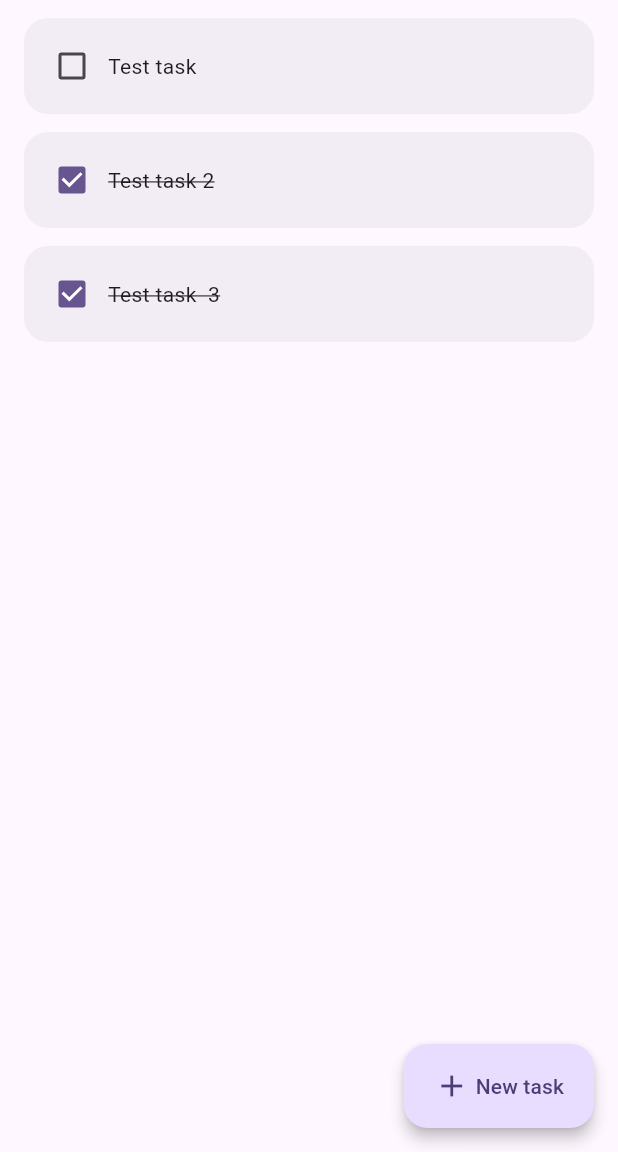
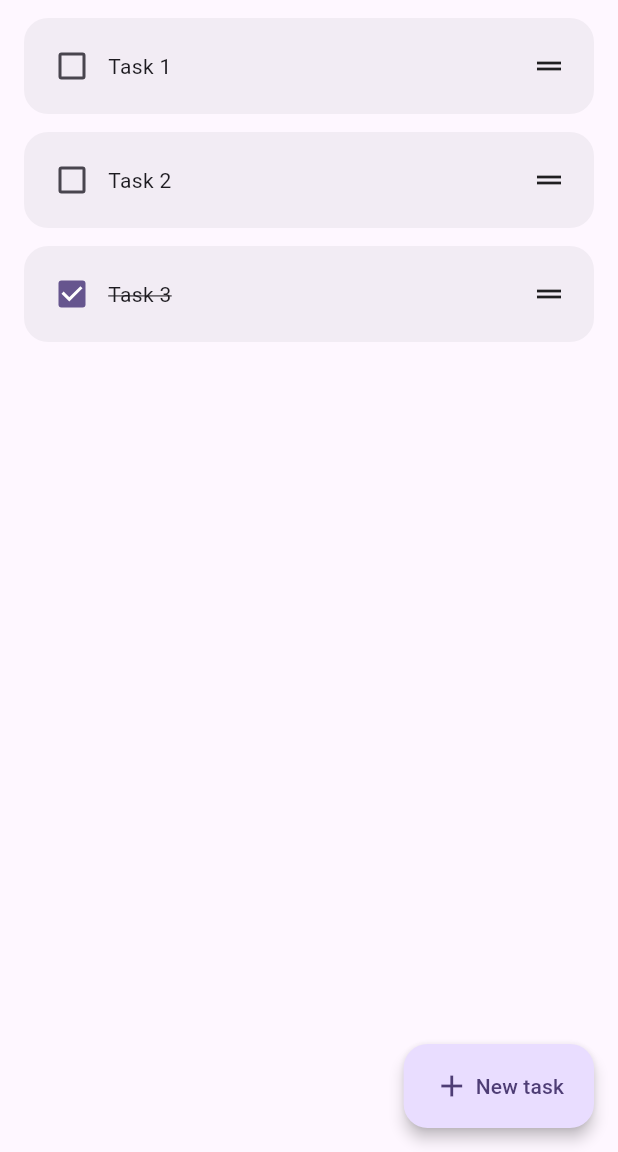
Before and after one commit to Lund2005/simple_todo_app, a Flutter app: the screen it shows after launch, on a phone screen of 412 x 824 dp, the part 84-1236 px from its top. Run offline on Flutter 3.47's test engine with Material 3 defaults, Android fonts, the light colour scheme and no system bars.

Commit message:
Added task removal and manual sorting

```diff
--- a/lib/creation_popup.dart
+++ b/lib/creation_popup.dart
@@ -28,6 +28,7 @@ class _CreationPopupState extends State<CreationPopup> {
         child: Column(
           children: [
             TextField(
+              autofocus: true,
               controller: widget.controller,
               decoration: InputDecoration(hintText: 'The next big thing'),
               onChanged: (value) {
--- a/lib/home_page.dart
+++ b/lib/home_page.dart
@@ -10,17 +10,17 @@ class HomePage extends StatefulWidget {
 }
 
 class _HomePageState extends State<HomePage> {
-  List todos = [
-    ["Test task", false],
-    ["Test task 2", true],
-    ["Test task  3", true],
+  List<Task> todos = [
+    Task(name: 'Task 1'),
+    Task(name: 'Task 2'),
+    Task(name: 'Task 3', done: true),
   ];
   final _controller = TextEditingController();
 
   //checkbox of a task was changed
   void checkBoxChanged(bool? value, int index) {
     setState(() {
-      todos[index][1] = value;
+      todos[index].done = value!;
     });
   }
 
@@ -36,7 +36,7 @@ class _HomePageState extends State<HomePage> {
           },
           onAdd: () {
             setState(() {
-              todos.insert(0, [_controller.text, false]);
+              todos.insert(0, Task(name: _controller.text));
             });
             clearCreationPopup();
           },
@@ -51,12 +51,24 @@ class _HomePageState extends State<HomePage> {
     _controller.clear();
   }
 
+  //reorder task list after user reordered list view tiles
+  void reorderList(oldindex, newindex) {
+    if (oldindex < newindex) {
+      newindex--;
+    }
+    setState(() {
+      var element = todos.removeAt(oldindex);
+      todos.insert(newindex, element);
+    });
+  }
+
   @override
   Widget build(BuildContext context) {
     final ColorScheme scheme = Theme.of(context).colorScheme;
 
     return Scaffold(
       backgroundColor: scheme.surface,
+      //App bar for navigation and information on the top
       appBar: AppBar(
         title: Text(
           'Tasks',
@@ -68,6 +80,7 @@ class _HomePageState extends State<HomePage> {
         ),
         backgroundColor: scheme.primary,
       ),
+      //button for adding new tasks
       floatingActionButton: FloatingActionButton.extended(
         label: Row(
           children: [Icon(Icons.add), SizedBox(width: 4), Text('New task')],
@@ -75,17 +88,62 @@ class _HomePageState extends State<HomePage> {
         onPressed: createTask,
         elevation: 4,
       ),
-      body: ListView.builder(
+      //body with list view of tasks
+      body: ReorderableListView.builder(
+        buildDefaultDragHandles: false,
+        proxyDecorator: (child, index, animation) {
+          return Material(color: Colors.transparent, child: child);
+        },
+        onReorder: reorderList,
         itemCount: todos.length,
         itemBuilder: (context, index) {
-          var cur = todos[index];
-          return TodoListTile(
-            taskName: cur[0],
-            taskCompleted: cur[1],
-            onChanged: (value) => checkBoxChanged(value, index),
+          Task cur = todos[index];
+          return Dismissible(
+            //Dismissable key, needs to be unique
+            key: Key(cur.id),
+            direction: DismissDirection.endToStart,
+            background: Padding(
+              padding: const EdgeInsets.only(left: 16, right: 16, top: 12),
+              child: Container(
+                decoration: BoxDecoration(
+                  color: scheme.errorContainer,
+                  borderRadius: BorderRadius.circular(16),
+                  gradient: LinearGradient(
+                    colors: [scheme.surface, scheme.errorContainer],
+                    begin: Alignment.center,
+                  ),
+                ),
+                alignment: Alignment.centerRight,
+                child: Padding(
+                  padding: const EdgeInsets.only(right: 20),
+                  child: Icon(Icons.delete, color: scheme.error),
+                ),
+              ),
+            ),
+            onDismissed: (direction) {
+              setState(() {
+                todos.removeAt(index);
+              });
+            },
+            child: TodoListTile(
+              //List tile key (needs to be specific to the index)
+              key: ValueKey(cur.id),
+              index: index,
+              taskName: cur.name,
+              taskCompleted: cur.done,
+              onChanged: (value) => checkBoxChanged(value, index),
+            ),
           );
         },
       ),
     );
   }
 }
+
+class Task {
+  String id;
+  String name;
+  bool done;
+
+  Task({required this.name, this.done = false}) : id = UniqueKey().toString();
+}
--- a/lib/todo_list_tile.dart
+++ b/lib/todo_list_tile.dart
@@ -1,12 +1,14 @@
 import 'package:flutter/material.dart';
 
 class TodoListTile extends StatelessWidget {
+  final int index;
   final String taskName;
   final bool taskCompleted;
   final Function(bool?)? onChanged;
 
   const TodoListTile({
     super.key,
+    required this.index,
     required this.taskName,
     required this.taskCompleted,
     required this.onChanged,
@@ -40,6 +42,17 @@ class TodoListTile extends StatelessWidget {
                         : TextDecoration.none,
               ),
             ),
+            SizedBox(),
+            Expanded(
+              child: Container(
+                padding: EdgeInsets.only(right: 10),
+                alignment: Alignment.centerRight,
+                child: ReorderableDragStartListener(
+                  index: index,
+                  child: Icon(Icons.drag_handle),
+                ),
+              ),
+            ),
           ],
         ),
       ),
```
Also changed, not shown: 1 other file.
